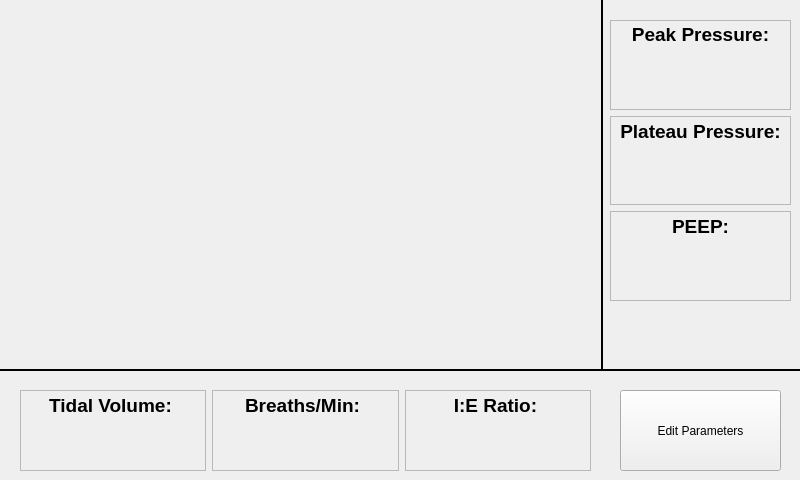
Qt form software/gui/mock.ui (VentCU/bbwtb) before a commit.
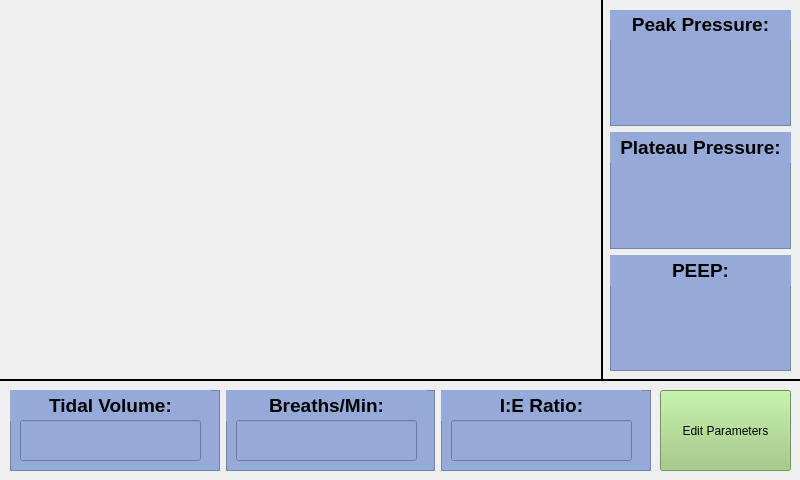
The same form after that commit. Custom widgets are drawn as their Qt base class.

The edit to the form file:
```diff
--- a/software/gui/mock.ui
+++ b/software/gui/mock.ui
@@ -20,12 +20,15 @@
    <widget class="QPushButton" name="pushButton">
     <property name="geometry">
      <rect>
-      <x>620</x>
+      <x>660</x>
       <y>390</y>
-      <width>161</width>
+      <width>131</width>
       <height>81</height>
      </rect>
     </property>
+    <property name="styleSheet">
+     <string notr="true">background-color: rgb(154, 202, 123);</string>
+    </property>
     <property name="text">
      <string>Edit Parameters</string>
     </property>
@@ -36,12 +39,20 @@
    <widget class="Line" name="line">
     <property name="geometry">
      <rect>
-      <x>-10</x>
-      <y>360</y>
+      <x>0</x>
+      <y>370</y>
       <width>821</width>
       <height>20</height>
      </rect>
     </property>
+    <property name="font">
+     <font>
+      <pointsize>10</pointsize>
+     </font>
+    </property>
+    <property name="styleSheet">
+     <string notr="true"/>
+    </property>
     <property name="frameShadow">
      <enum>QFrame::Plain</enum>
     </property>
@@ -58,9 +69,14 @@
       <x>592</x>
       <y>0</y>
       <width>20</width>
-      <height>371</height>
+      <height>381</height>
      </rect>
     </property>
+    <property name="font">
+     <font>
+      <pointsize>10</pointsize>
+     </font>
+    </property>
     <property name="frameShadow">
      <enum>QFrame::Plain</enum>
     </property>
@@ -71,18 +87,21 @@
      <enum>Qt::Vertical</enum>
     </property>
    </widget>
-   <widget class="QWidget" name="">
+   <widget class="QWidget" name="layoutWidget">
     <property name="geometry">
      <rect>
       <x>610</x>
-      <y>20</y>
+      <y>10</y>
       <width>181</width>
-      <height>281</height>
+      <height>361</height>
      </rect>
     </property>
     <layout class="QVBoxLayout" name="verticalLayout">
      <item>
       <widget class="QFrame" name="peak_pressure">
+       <property name="styleSheet">
+        <string notr="true">background-color: rgb(150, 170, 218);</string>
+       </property>
        <property name="frameShape">
         <enum>QFrame::StyledPanel</enum>
        </property>
@@ -112,6 +131,9 @@
      </item>
      <item>
       <widget class="QFrame" name="plateau_pressure">
+       <property name="styleSheet">
+        <string notr="true">background-color: rgb(150, 170, 218);</string>
+       </property>
        <property name="frameShape">
         <enum>QFrame::StyledPanel</enum>
        </property>
@@ -141,6 +163,9 @@
      </item>
      <item>
       <widget class="QFrame" name="PEEP">
+       <property name="styleSheet">
+        <string notr="true">background-color: rgb(150, 170, 218);</string>
+       </property>
        <property name="frameShape">
         <enum>QFrame::StyledPanel</enum>
        </property>
@@ -170,39 +195,42 @@
      </item>
     </layout>
    </widget>
-   <widget class="QWidget" name="">
+   <widget class="QWidget" name="layoutWidget">
     <property name="geometry">
      <rect>
-      <x>20</x>
-      <y>20</y>
-      <width>571</width>
-      <height>341</height>
+      <x>10</x>
+      <y>10</y>
+      <width>581</width>
+      <height>361</height>
      </rect>
     </property>
-    <layout class="QVBoxLayout" name="verticalLayout_2">
-     <item>
+    <layout class="QGridLayout" name="gridLayout">
+     <item row="0" column="0">
       <widget class="PlotWidget" name="pressure_graph" native="true"/>
      </item>
-     <item>
+     <item row="1" column="0">
       <widget class="PlotWidget" name="flow_graph" native="true"/>
      </item>
-     <item>
+     <item row="2" column="0">
       <widget class="PlotWidget" name="volume_graph" native="true"/>
      </item>
     </layout>
    </widget>
-   <widget class="QWidget" name="">
+   <widget class="QWidget" name="layoutWidget">
     <property name="geometry">
      <rect>
-      <x>20</x>
+      <x>10</x>
       <y>390</y>
-      <width>571</width>
+      <width>641</width>
       <height>81</height>
      </rect>
     </property>
-    <layout class="QHBoxLayout" name="horizontalLayout">
-     <item>
+    <layout class="QGridLayout" name="gridLayout_2">
+     <item row="0" column="0">
       <widget class="QFrame" name="PEEP_2">
+       <property name="styleSheet">
+        <string notr="true">background-color: rgb(150, 170, 218);</string>
+       </property>
        <property name="frameShape">
         <enum>QFrame::StyledPanel</enum>
        </property>
@@ -214,7 +242,7 @@
          <rect>
           <x>0</x>
           <y>0</y>
-          <width>181</width>
+          <width>201</width>
           <height>31</height>
          </rect>
         </property>
@@ -228,39 +256,23 @@
          <set>Qt::AlignCenter</set>
         </property>
        </widget>
-      </widget>
-     </item>
-     <item>
-      <widget class="QFrame" name="PEEP_3">
-       <property name="frameShape">
-        <enum>QFrame::StyledPanel</enum>
-       </property>
-       <property name="frameShadow">
-        <enum>QFrame::Raised</enum>
-       </property>
-       <widget class="QLabel" name="label_5">
+       <widget class="QLineEdit" name="lineEdit">
         <property name="geometry">
          <rect>
-          <x>0</x>
-          <y>0</y>
+          <x>10</x>
+          <y>30</y>
           <width>181</width>
-          <height>31</height>
+          <height>41</height>
          </rect>
         </property>
-        <property name="text">
-         <string>&lt;html&gt;&lt;head/&gt;&lt;body&gt;&lt;p&gt;&lt;span style=&quot; font-size:14pt; font-weight:600;&quot;&gt;Breaths/Min:&lt;/span&gt;&lt;/p&gt;&lt;/body&gt;&lt;/html&gt;</string>
-        </property>
-        <property name="textFormat">
-         <enum>Qt::AutoText</enum>
-        </property>
-        <property name="alignment">
-         <set>Qt::AlignCenter</set>
-        </property>
        </widget>
       </widget>
      </item>
-     <item>
+     <item row="0" column="2">
       <widget class="QFrame" name="PEEP_4">
+       <property name="styleSheet">
+        <string notr="true">background-color: rgb(150, 170, 218);</string>
+       </property>
        <property name="frameShape">
         <enum>QFrame::StyledPanel</enum>
        </property>
@@ -272,7 +284,7 @@
          <rect>
           <x>0</x>
           <y>0</y>
-          <width>181</width>
+          <width>201</width>
           <height>31</height>
          </rect>
         </property>
@@ -284,6 +296,58 @@
         </property>
         <property name="alignment">
          <set>Qt::AlignCenter</set>
+        </property>
+       </widget>
+       <widget class="QLineEdit" name="lineEdit_3">
+        <property name="geometry">
+         <rect>
+          <x>10</x>
+          <y>30</y>
+          <width>181</width>
+          <height>41</height>
+         </rect>
+        </property>
+       </widget>
+      </widget>
+     </item>
+     <item row="0" column="1">
+      <widget class="QFrame" name="PEEP_3">
+       <property name="styleSheet">
+        <string notr="true">background-color: rgb(150, 170, 218);</string>
+       </property>
+       <property name="frameShape">
+        <enum>QFrame::StyledPanel</enum>
+       </property>
+       <property name="frameShadow">
+        <enum>QFrame::Raised</enum>
+       </property>
+       <widget class="QLabel" name="label_5">
+        <property name="geometry">
+         <rect>
+          <x>0</x>
+          <y>0</y>
+          <width>201</width>
+          <height>31</height>
+         </rect>
+        </property>
+        <property name="text">
+         <string>&lt;html&gt;&lt;head/&gt;&lt;body&gt;&lt;p&gt;&lt;span style=&quot; font-size:14pt; font-weight:600;&quot;&gt;Breaths/Min:&lt;/span&gt;&lt;/p&gt;&lt;/body&gt;&lt;/html&gt;</string>
+        </property>
+        <property name="textFormat">
+         <enum>Qt::AutoText</enum>
+        </property>
+        <property name="alignment">
+         <set>Qt::AlignCenter</set>
+        </property>
+       </widget>
+       <widget class="QLineEdit" name="lineEdit_2">
+        <property name="geometry">
+         <rect>
+          <x>10</x>
+          <y>30</y>
+          <width>181</width>
+          <height>41</height>
+         </rect>
         </property>
        </widget>
       </widget>
```
